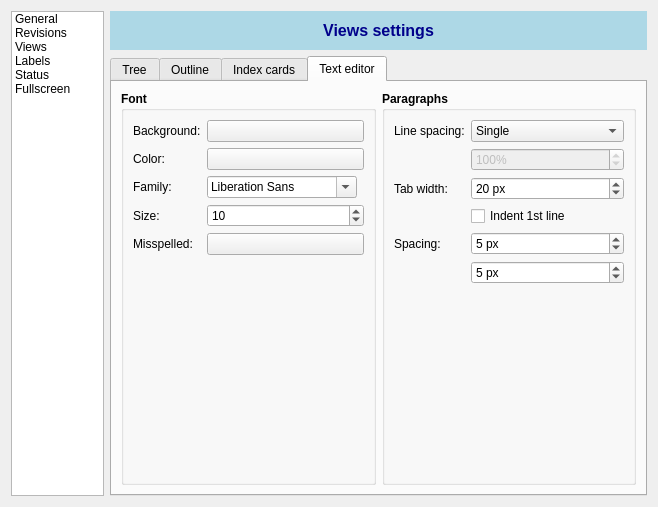
Above: manuskript/ui/settings_ui.ui from olivierkes/manuskript before the change. Below: the same form after it.
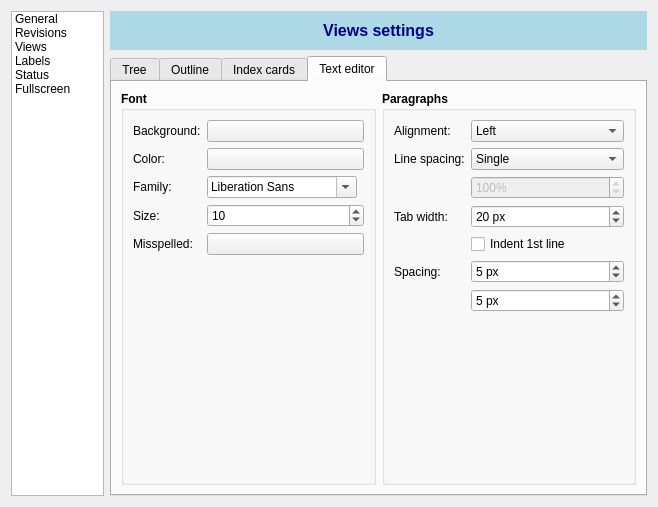
That is the form after the change. The open tabs and pages were chosen to show the change. Icons and pictures are not drawn.

The edit to the form file:
```diff
--- a/manuskript/ui/settings_ui.ui
+++ b/manuskript/ui/settings_ui.ui
@@ -2115,7 +2115,7 @@
               <string>Paragraphs</string>
              </property>
              <layout class="QFormLayout" name="formLayout_9">
-              <item row="0" column="0">
+              <item row="1" column="0">
                <widget class="QLabel" name="label_40">
                 <property name="font">
                  <font>
@@ -2128,7 +2128,7 @@
                 </property>
                </widget>
               </item>
-              <item row="0" column="1">
+              <item row="1" column="1">
                <widget class="QComboBox" name="cmbEditorLineSpacing">
                 <property name="font">
                  <font>
@@ -2158,7 +2158,7 @@
                 </item>
                </widget>
               </item>
-              <item row="1" column="1">
+              <item row="2" column="1">
                <widget class="QSpinBox" name="spnEditorLineSpacing">
                 <property name="enabled">
                  <bool>false</bool>
@@ -2189,7 +2189,7 @@
                 </property>
                </widget>
               </item>
-              <item row="2" column="0">
+              <item row="3" column="0">
                <widget class="QLabel" name="label_42">
                 <property name="font">
                  <font>
@@ -2202,7 +2202,7 @@
                 </property>
                </widget>
               </item>
-              <item row="2" column="1">
+              <item row="3" column="1">
                <widget class="QSpinBox" name="spnEditorTabWidth">
                 <property name="sizePolicy">
                  <sizepolicy hsizetype="Preferred" vsizetype="Fixed">
@@ -2230,7 +2230,7 @@
                 </property>
                </widget>
               </item>
-              <item row="3" column="1">
+              <item row="4" column="1">
                <widget class="QCheckBox" name="chkEditorIndent">
                 <property name="sizePolicy">
                  <sizepolicy hsizetype="Preferred" vsizetype="Fixed">
@@ -2249,7 +2249,7 @@
                 </property>
                </widget>
               </item>
-              <item row="4" column="0">
+              <item row="5" column="0">
                <widget class="QLabel" name="label_41">
                 <property name="font">
                  <font>
@@ -2262,7 +2262,7 @@
                 </property>
                </widget>
               </item>
-              <item row="4" column="1">
+              <item row="5" column="1">
                <widget class="QSpinBox" name="spnEditorParaAbove">
                 <property name="sizePolicy">
                  <sizepolicy hsizetype="Preferred" vsizetype="Fixed">
@@ -2290,7 +2290,7 @@
                 </property>
                </widget>
               </item>
-              <item row="5" column="1">
+              <item row="6" column="1">
                <widget class="QSpinBox" name="spnEditorParaBelow">
                 <property name="sizePolicy">
                  <sizepolicy hsizetype="Preferred" vsizetype="Fixed">
@@ -2318,6 +2318,61 @@
                 </property>
                </widget>
               </item>
+              <item row="0" column="0">
+               <widget class="QLabel" name="label_35">
+                <property name="font">
+                 <font>
+                  <weight>50</weight>
+                  <bold>false</bold>
+                 </font>
+                </property>
+                <property name="text">
+                 <string>Alignment:</string>
+                </property>
+               </widget>
+              </item>
+              <item row="0" column="1">
+               <widget class="QComboBox" name="cmbEditorAlignment">
+                <property name="font">
+                 <font>
+                  <weight>50</weight>
+                  <bold>false</bold>
+                 </font>
+                </property>
+                <item>
+                 <property name="text">
+                  <string>Left</string>
+                 </property>
+                 <property name="icon">
+                  <iconset theme="format-justify-left"/>
+                 </property>
+                </item>
+                <item>
+                 <property name="text">
+                  <string>Center</string>
+                 </property>
+                 <property name="icon">
+                  <iconset theme="format-justify-center"/>
+                 </property>
+                </item>
+                <item>
+                 <property name="text">
+                  <string>Right</string>
+                 </property>
+                 <property name="icon">
+                  <iconset theme="format-justify-right"/>
+                 </property>
+                </item>
+                <item>
+                 <property name="text">
+                  <string>Justify</string>
+                 </property>
+                 <property name="icon">
+                  <iconset theme="format-justify-fill"/>
+                 </property>
+                </item>
+               </widget>
+              </item>
              </layout>
             </widget>
            </item>
```
Left out of the diff: 61 changed lines with no effect on the pictures.
